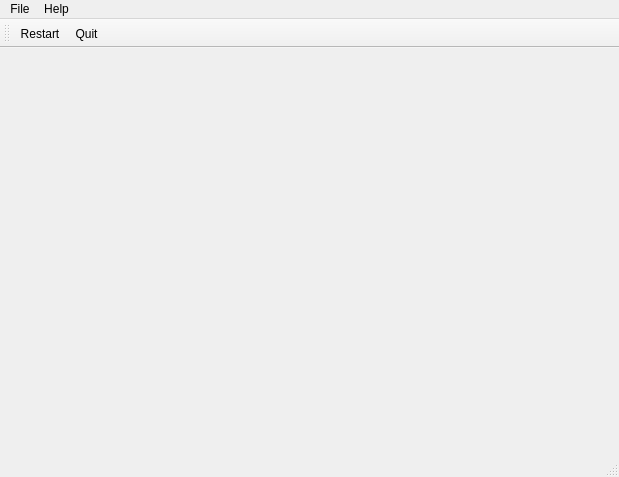
Above: qredis/ui/RedisWindow.ui from tiagocoutinho/qredis before the change. Below: the same form after it.
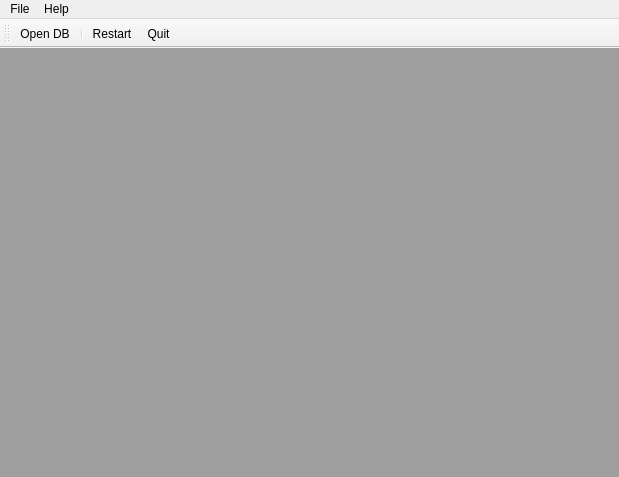
That is the form after the change. Icons and pictures are not drawn.

The edit to the form file:
```diff
--- a/qredis/ui/RedisWindow.ui
+++ b/qredis/ui/RedisWindow.ui
@@ -21,9 +21,11 @@
     <property name="margin">
      <number>0</number>
     </property>
+    <item>
+     <widget class="QMdiArea" name="mdi"/>
+    </item>
    </layout>
   </widget>
-  <widget class="QStatusBar" name="statusbar"/>
   <widget class="QToolBar" name="toolbar">
    <property name="windowTitle">
     <string>toolBar</string>
@@ -34,6 +36,8 @@
    <attribute name="toolBarBreak">
     <bool>false</bool>
    </attribute>
+   <addaction name="open_db_action"/>
+   <addaction name="separator"/>
    <addaction name="restart_action"/>
    <addaction name="quit_action"/>
   </widget>
@@ -126,6 +130,22 @@
     <string>Alt+Shift+R</string>
    </property>
   </action>
+  <action name="open_db_action">
+   <property name="icon">
+    <iconset theme="network-idle">
+     <normaloff/>
+    </iconset>
+   </property>
+   <property name="text">
+    <string>Open DB</string>
+   </property>
+   <property name="toolTip">
+    <string>Opens a new redis DB connection in a new sub-window</string>
+   </property>
+   <property name="shortcut">
+    <string>Ctrl+O</string>
+   </property>
+  </action>
  </widget>
  <resources/>
  <connections/>
```
